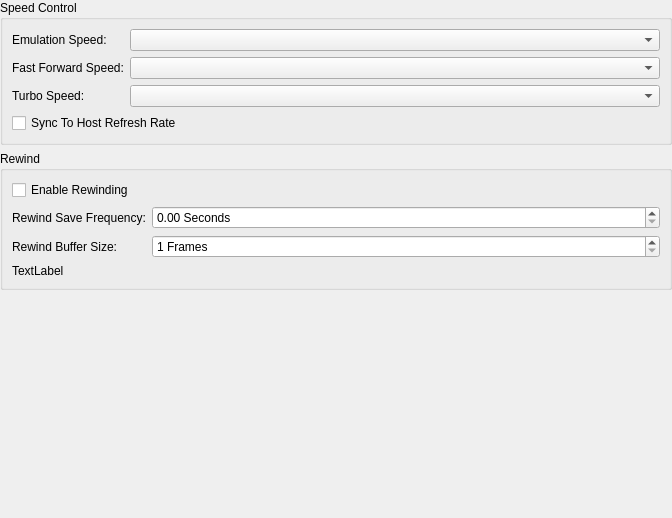
kofxi3584karlayang/duckstation, file src/duckstation-qt/emulationsettingswidget.ui: the form before one commit.
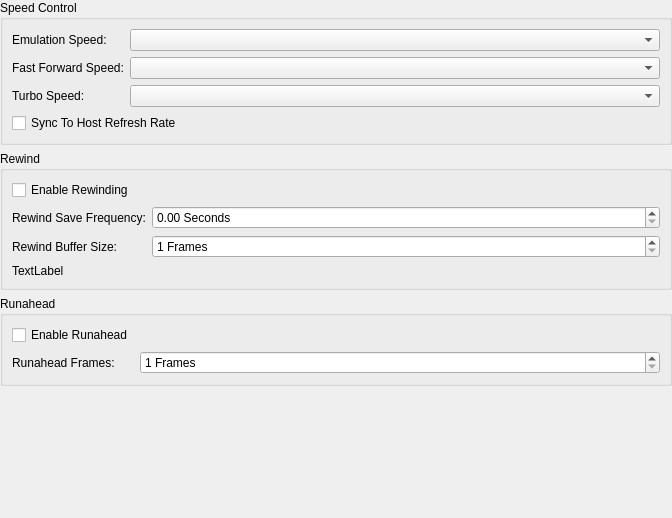
The form after the commit.

Commit message: System: Implement runahead

```diff
--- a/src/duckstation-qt/emulationsettingswidget.ui
+++ b/src/duckstation-qt/emulationsettingswidget.ui
@@ -138,6 +138,42 @@
      </layout>
     </widget>
    </item>
+   <item>
+    <widget class="QGroupBox" name="groupBox_2">
+     <property name="title">
+      <string>Runahead</string>
+     </property>
+     <layout class="QFormLayout" name="formLayout_3">
+      <item row="0" column="0">
+       <widget class="QCheckBox" name="runaheadEnable">
+        <property name="text">
+         <string>Enable Runahead</string>
+        </property>
+       </widget>
+      </item>
+      <item row="1" column="0">
+       <widget class="QLabel" name="label_3">
+        <property name="text">
+         <string>Runahead Frames:</string>
+        </property>
+       </widget>
+      </item>
+      <item row="1" column="1">
+       <widget class="QSpinBox" name="runaheadFrames">
+        <property name="suffix">
+         <string> Frames</string>
+        </property>
+        <property name="minimum">
+         <number>1</number>
+        </property>
+        <property name="maximum">
+         <number>20</number>
+        </property>
+       </widget>
+      </item>
+     </layout>
+    </widget>
+   </item>
    <item>
     <spacer name="verticalSpacer">
      <property name="orientation">
```
The commit also changes 14 other files.
